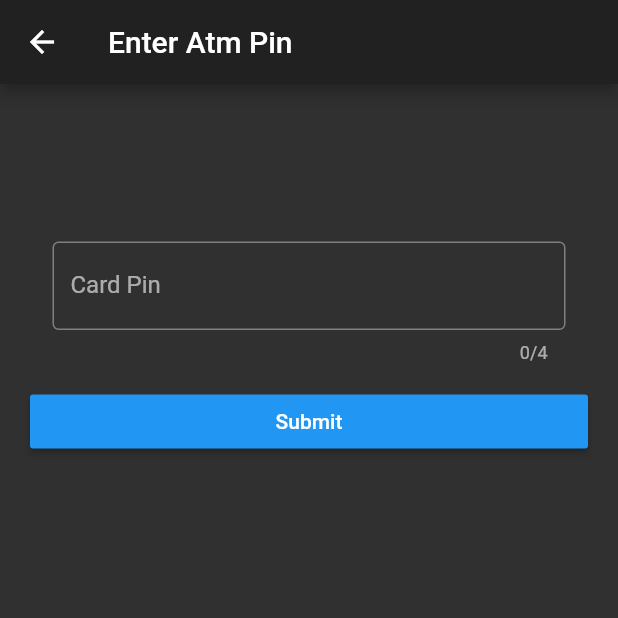
After one commit to C-m3-Codin/chebank, a Flutter app: the AtmPass screen opened directly, after a tap on "Submit", on a phone screen of 412 x 824 dp, the top half of it. The commit adds this screen. Run offline on Flutter 3.47's test engine with Material 2 defaults, Android fonts, the phone set to English and light mode, and no system bars; our stand-ins replace camera, cloud_firestore, firebase_auth, firebase_core, image_picker; missing offline and left inert: tflite; accounts and stored records are empty.

Commit message:
otp and password

```diff
--- /dev/null
+++ b/lib/AtmPass.dart
@@ -0,0 +1,125 @@
+// import 'dart:html';
+
+import 'package:chebank/models/CardModel.dart';
+import 'package:chebank/pages/ReadQr.dart';
+import 'package:chebank/pages/ShowTransactions.dart';
+import 'package:chebank/services/GetData.dart';
+import 'package:firebase_auth/firebase_auth.dart';
+import 'package:flutter/material.dart';
+
+class AtmPass extends StatefulWidget {
+  AtmPass({this.card, this.service});
+  CardDeets card;
+  String service;
+  @override
+  _AtmPassState createState() => _AtmPassState();
+}
+
+class _AtmPassState extends State<AtmPass> {
+  String _verificationCode;
+  TextEditingController cPinController = new TextEditingController();
+  // TextEditingController cOtpController = new TextEditingController();
+
+  @override
+  Widget build(BuildContext context) {
+    return Scaffold(
+        appBar: AppBar(
+          title: Text('Enter Atm Pin'),
+        ),
+        body: Padding(
+            padding: EdgeInsets.fromLTRB(20, 90, 20, 20),
+            child: ListView(shrinkWrap: true, children: <Widget>[
+              Padding(
+                padding: EdgeInsets.all(15),
+                child: TextFormField(
+                  maxLength: 4,
+                  keyboardType: TextInputType.number,
+                  validator: (val) =>
+                      val.length < 4 ? 'Password too short.' : null,
+                  obscureText: true,
+                  controller: cPinController,
+                  decoration: InputDecoration(
+                    border: OutlineInputBorder(),
+                    labelText: 'Card Pin',
+                    hintText: '4 digit pin Here',
+                  ),
+                ),
+              ),
+              // Padding(
+              //   padding: EdgeInsets.all(15),
+              //   child: TextField(
+              //     controller: cNoControl,
+              //     decoration: InputDecoration(
+              //       border: OutlineInputBorder(),
+              //       labelText: 'Card Number',
+              //       hintText: 'Enter Card Number',
+              //     ),
+              //   ),
+              // ),
+              RaisedButton(
+                textColor: Colors.white,
+                color: Colors.blue,
+                child: Text('Submit'),
+                onPressed: () {
+                  if (checkPass(cPinController.text)) {
+                    // for transaction
+                    if (widget.service == "T")
+                      Navigator.push(
+                          context,
+                          MaterialPageRoute(
+                              builder: (context) => ShowTransactions(
+                                    card: widget.card,
+                                  )));
+
+                    // for withdraw
+                    else if (widget.service == "W")
+                      Navigator.push(
+                          context,
+                          MaterialPageRoute(
+                              builder: (context) => ShowTransactions(
+                                    card: widget.card,
+                                  )));
+
+                    // for deposit
+                    else
+                      Navigator.push(
+                          context,
+                          MaterialPageRoute(
+                              builder: (context) => ShowTransactions(
+                                    card: widget.card,
+                                  )));
+                  } else {
+                    final snackBar = SnackBar(
+                      content: Text('InCorrect Password'),
+                    );
+                    ScaffoldMessenger.of(context).showSnackBar(snackBar);
+                  }
+                  print("\n\n\n\n\n\n\n gonna verify");
+                  // _verifyPhone(cNumberControl.text);
+                },
+              ),
+            ])));
+  }
+
+  bool checkPass(String pasToCheck) {
+    if (pasToCheck == widget.card.password) {
+      return true;
+    }
+    return false;
+  }
+
+// void signInWithPhoneNumber() async {
+// try {
+// final AuthCredential credential = PhoneAuthProvider.credential(
+// verificationId: _verificationId,
+// smsCode: _smsController.text,
+// );
+//
+// final User user = (await _auth.signInWithCredential(credential)).user;
+//
+// showSnackbar("Successfully signed in UID: ${user.uid}");
+// } catch (e) {
+// showSnackbar("Failed to sign in: " + e.toString());
+// }
+// }
+}
--- a/lib/main.dart
+++ b/lib/main.dart
@@ -37,8 +37,9 @@ class MyApp extends StatelessWidget {
             create: (BuildContext context) => _db.fetchCards(), initialData: [])
       ],
       child: MaterialApp(
+        theme: ThemeData.dark(),
         title: "Bank",
-        initialRoute: "/phoneVerify",
+        initialRoute: "/CardsList",
         routes: {
           '/First': (context) => FirstPage(),
           '/QR': (context) => ScanQR(),
--- a/lib/models/CardModel.dart
+++ b/lib/models/CardModel.dart
@@ -15,17 +15,20 @@ class CardDeets {
       this.id,
       this.cardNo,
       this.transactions,
-      this.password});
+      this.password,
+      this.phone});
 
   String balance;
   String personName;
   String password;
   String id;
   String cardNo;
+  String phone;
   List<Transaction> transactions;
 
   factory CardDeets.fromJson(Map<String, dynamic> json) => CardDeets(
         balance: json["balance"],
+        phone: json["phoneNo"],
         personName: json["personName"],
         id: json["id"],
         password: json["pass"],
--- a/lib/pages/CardSelectPage.dart
+++ b/lib/pages/CardSelectPage.dart
@@ -1,3 +1,4 @@
+import 'package:chebank/PhoneVerify.dart';
 import 'package:chebank/models/CardModel.dart';
 import 'package:chebank/pages/ReadQr.dart';
 import 'package:chebank/services/GetData.dart';
@@ -48,10 +49,20 @@ class _DisplayCardsState extends State<DisplayCards> {
                       Navigator.push(
                           context,
                           MaterialPageRoute(
-                              builder: (context) => ScanQR(
-                                    card: cards[ind].cardNo,
-                                  )));
+                              builder: (context) =>
+                                  PhoneVerify(card: cards[ind])));
                     },
+
+                    // MaterialPageRoute(
+                    //     builder: (context) => PhoneVerify(card: cards[ind]));
+
+                    // Navigator.push(
+                    //     context,
+                    //     MaterialPageRoute(
+                    //         builder: (context) => ScanQR(
+                    //               card: cards[ind],
+                    //             )));
+
                     leading: Container(
                       height: 40,
                       width: 40,
--- a/lib/pages/ReadQr.dart
+++ b/lib/pages/ReadQr.dart
@@ -7,7 +7,7 @@ import 'package:flutter/material.dart';
 
 class ScanQR extends StatefulWidget {
   ScanQR({this.card});
-  String card;
+  CardDeets card;
   @override
   _ScanQRState createState() => _ScanQRState();
 }
--- a/lib/services/GetData.dart
+++ b/lib/services/GetData.dart
@@ -17,13 +17,20 @@ class DatabaseService {
             .toList());
   }
 
-  attachToQe(String qrCode, String cardId) async {
+  addingTransaction(String time, String amount, String cardName) {
+    var transaction = {"time": time, "amount": amount};
+    FirebaseFirestore.instance.collection('Person1').doc(cardName).update({
+      "transactions": FieldValue.arrayUnion([transaction])
+    });
+  }
+
+  attachToQe(String qrCode, CardDeets card) async {
     try {
       print("\n\n\n\nDocument is ${qrCode}");
       await _db
           .collection("Transcations")
           .doc(qrCode)
-          .update({"cardNo": cardId});
+          .update({"cardNo": card.cardNo, "person": card.personName});
       return "attached";
     } catch (e) {
       print("$qrCode");
```
Also changed, not shown: lib/PhoneVerify.dart (+33 -18 lines), lib/pages/Banking.dart (+24 -38 lines), lib/pages/ShowTransactions.dart (added, +61 -0 lines).
